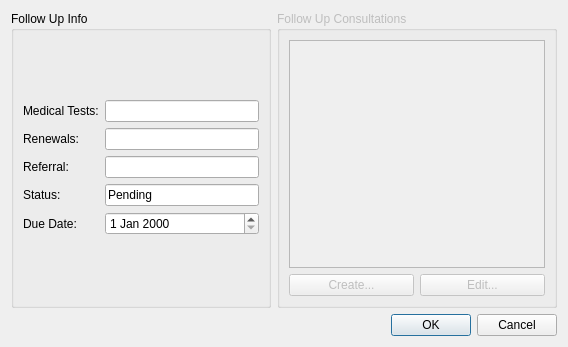
Qt form cuCareQtApp/CUCare/addeditfollowups.ui (chrispwright/comp3004cuCarePrivate) before a commit.
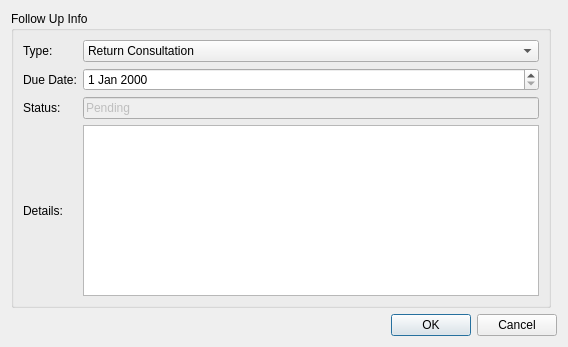
The same form after that commit.

What changed in the file:
```diff
--- a/cuCareQtApp/CUCare/addeditfollowups.ui
+++ b/cuCareQtApp/CUCare/addeditfollowups.ui
@@ -22,8 +22,11 @@
      <layout class="QGridLayout" name="gridLayout_3">
       <item row="0" column="0">
        <layout class="QGridLayout" name="gridLayout_2">
-        <item row="3" column="1">
-         <widget class="QLineEdit" name="lineEdit_4">
+        <item row="4" column="3">
+         <widget class="QLineEdit" name="lineEdit_Status">
+          <property name="enabled">
+           <bool>false</bool>
+          </property>
           <property name="text">
            <string>Pending</string>
           </property>
@@ -32,83 +35,65 @@
           </property>
          </widget>
         </item>
-        <item row="1" column="0">
-         <widget class="QLabel" name="label_2">
-          <property name="text">
-           <string>Renewals:</string>
-          </property>
-         </widget>
-        </item>
-        <item row="0" column="1">
-         <widget class="QLineEdit" name="lineEdit"/>
-        </item>
-        <item row="2" column="0">
-         <widget class="QLabel" name="label_3">
-          <property name="text">
-           <string>Referral:</string>
-          </property>
-         </widget>
-        </item>
-        <item row="1" column="1">
-         <widget class="QLineEdit" name="lineEdit_2"/>
-        </item>
-        <item row="3" column="0">
+        <item row="4" column="1">
          <widget class="QLabel" name="label_4">
           <property name="text">
            <string>Status:</string>
           </property>
          </widget>
         </item>
-        <item row="0" column="0">
+        <item row="0" column="1">
          <widget class="QLabel" name="label">
           <property name="text">
-           <string>Medical Tests:</string>
+           <string>Type:</string>
           </property>
          </widget>
         </item>
-        <item row="2" column="1">
-         <widget class="QLineEdit" name="lineEdit_3"/>
-        </item>
-        <item row="4" column="1">
-         <widget class="QDateEdit" name="dateEdit"/>
-        </item>
-        <item row="4" column="0">
+        <item row="3" column="1">
          <widget class="QLabel" name="label_5">
           <property name="text">
            <string>Due Date:</string>
           </property>
          </widget>
         </item>
-       </layout>
-      </item>
-     </layout>
-    </widget>
-   </item>
-   <item row="0" column="1">
-    <widget class="QGroupBox" name="groupBox_2">
-     <property name="enabled">
-      <bool>false</bool>
-     </property>
-     <property name="title">
-      <string>Follow Up Consultations</string>
-     </property>
-     <layout class="QGridLayout" name="gridLayout_4">
-      <item row="1" column="0">
-       <widget class="QPushButton" name="pushButton">
+        <item row="3" column="3">
+         <widget class="QDateEdit" name="dateEdit"/>
+        </item>
+        <item row="5" column="1">
+         <widget class="QLabel" name="label_2">
+          <property name="text">
+           <string>Details:</string>
+          </property>
+         </widget>
+        </item>
+        <item row="5" column="3">
+         <widget class="QPlainTextEdit" name="plainTextEdit_Details"/>
+        </item>
+        <item row="0" column="3">
+         <widget class="QComboBox" name="comboBox_Type">
+          <item>
+           <property name="text">
+            <string>Return Consultation</string>
+           </property>
+          </item>
+          <item>
+           <property name="text">
+            <string>Prescription Renewal</string>
+           </property>
+          </item>
+          <item>
         <property name="text">
-         <string>Create...</string>
-        </property>
-       </widget>
-      </item>
-      <item row="1" column="1">
-       <widget class="QPushButton" name="pushButton_2">
+            <string>Referral</string>
+           </property>
+          </item>
+          <item>
         <property name="text">
-         <string>Edit...</string>
-        </property>
-       </widget>
-      </item>
-      <item row="0" column="0" colspan="2">
-       <widget class="QListWidget" name="listWidget"/>
+            <string>Medical Test</string>
+           </property>
+          </item>
+         </widget>
+        </item>
+       </layout>
       </item>
      </layout>
     </widget>
```
Lines whose indentation alone changed are shown as unchanged.
